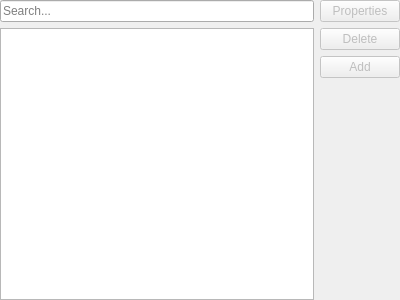
Qt form src/modules/windows/cookies/CookiesContentsWidget.ui (OtterBrowser/otter-browser) before a commit.
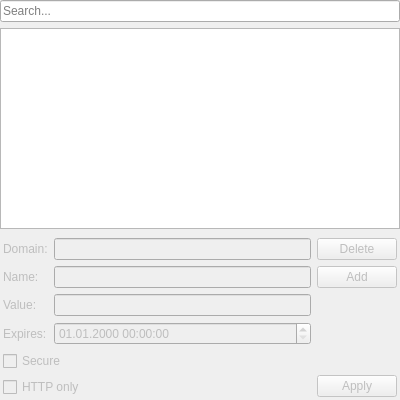
The same form after that commit.

Commit message: Redo cookies manager

```diff
--- a/src/modules/windows/cookies/CookiesContentsWidget.ui
+++ b/src/modules/windows/cookies/CookiesContentsWidget.ui
@@ -7,15 +7,22 @@
     <x>0</x>
     <y>0</y>
     <width>400</width>
-    <height>300</height>
+    <height>400</height>
    </rect>
   </property>
-  <layout class="QHBoxLayout" name="horizontalLayout_2">
-   <property name="margin">
+  <layout class="QVBoxLayout" name="verticalLayout" stretch="0,1,0">
+   <property name="leftMargin">
     <number>0</number>
    </property>
-   <item>
-    <layout class="QVBoxLayout" name="viewlLayout">
+   <property name="topMargin">
+    <number>0</number>
+   </property>
+   <property name="rightMargin">
+    <number>0</number>
+   </property>
+   <property name="bottomMargin">
+    <number>0</number>
+   </property>
      <item>
       <widget class="QLineEdit" name="filterLineEdit">
        <property name="placeholderText">
@@ -39,20 +46,143 @@
        </attribute>
       </widget>
      </item>
-    </layout>
-   </item>
    <item>
-    <layout class="QVBoxLayout" name="buttonsLayout" stretch="0,0,0,1">
+    <widget class="QWidget" name="detailsWidget" native="true">
+     <layout class="QHBoxLayout" name="detailsLayout">
+      <property name="leftMargin">
+       <number>3</number>
+      </property>
+      <property name="topMargin">
+       <number>3</number>
+      </property>
+      <property name="rightMargin">
+       <number>3</number>
+      </property>
+      <property name="bottomMargin">
+       <number>3</number>
+      </property>
      <item>
-      <widget class="QPushButton" name="propertiesButton">
+       <widget class="QWidget" name="formWidget" native="true">
        <property name="enabled">
         <bool>false</bool>
        </property>
+        <property name="sizePolicy">
+         <sizepolicy hsizetype="Expanding" vsizetype="Preferred">
+          <horstretch>0</horstretch>
+          <verstretch>0</verstretch>
+         </sizepolicy>
+        </property>
+        <layout class="QVBoxLayout" name="verticalLayout_2">
+         <property name="leftMargin">
+          <number>0</number>
+         </property>
+         <property name="topMargin">
+          <number>0</number>
+         </property>
+         <property name="rightMargin">
+          <number>0</number>
+         </property>
+         <property name="bottomMargin">
+          <number>0</number>
+         </property>
+         <item>
+          <layout class="QFormLayout" name="formLayout">
+           <property name="fieldGrowthPolicy">
+            <enum>QFormLayout::AllNonFixedFieldsGrow</enum>
+           </property>
+           <item row="0" column="0">
+            <widget class="QLabel" name="domainLabel">
        <property name="text">
-        <string>Properties</string>
-       </property>
-      </widget>
-     </item>
+              <string>Domain:</string>
+             </property>
+             <property name="textInteractionFlags">
+              <set>Qt::NoTextInteraction</set>
+             </property>
+             <property name="buddy">
+              <cstring>domainLineEdit</cstring>
+             </property>
+            </widget>
+           </item>
+           <item row="1" column="0">
+            <widget class="QLabel" name="nameLabel">
+             <property name="text">
+              <string>Name:</string>
+             </property>
+             <property name="textInteractionFlags">
+              <set>Qt::NoTextInteraction</set>
+             </property>
+             <property name="buddy">
+              <cstring>nameLineEdit</cstring>
+             </property>
+            </widget>
+           </item>
+           <item row="2" column="0">
+            <widget class="QLabel" name="valueLabel">
+             <property name="text">
+              <string>Value:</string>
+             </property>
+             <property name="buddy">
+              <cstring>valueLineEdit</cstring>
+             </property>
+            </widget>
+           </item>
+           <item row="2" column="1">
+            <widget class="QLineEdit" name="valueLineEdit"/>
+           </item>
+           <item row="3" column="0">
+            <widget class="QLabel" name="expiresLabel">
+             <property name="text">
+              <string>Expires:</string>
+             </property>
+             <property name="textInteractionFlags">
+              <set>Qt::NoTextInteraction</set>
+             </property>
+             <property name="buddy">
+              <cstring>expiresDateTimeEdit</cstring>
+             </property>
+            </widget>
+           </item>
+           <item row="3" column="1">
+            <widget class="QDateTimeEdit" name="expiresDateTimeEdit">
+             <property name="displayFormat">
+              <string>dd.MM.yyyy HH:mm:ss</string>
+             </property>
+            </widget>
+           </item>
+           <item row="1" column="1">
+            <widget class="QLineEdit" name="nameLineEdit"/>
+           </item>
+           <item row="0" column="1">
+            <widget class="QLineEdit" name="domainLineEdit">
+             <property name="contextMenuPolicy">
+              <enum>Qt::NoContextMenu</enum>
+             </property>
+             <property name="readOnly">
+              <bool>true</bool>
+             </property>
+            </widget>
+           </item>
+          </layout>
+         </item>
+         <item>
+          <widget class="QCheckBox" name="secureCheckBox">
+           <property name="text">
+            <string>Secure</string>
+           </property>
+          </widget>
+         </item>
+         <item>
+          <widget class="QCheckBox" name="httpOnlyCheckBox">
+           <property name="text">
+            <string>HTTP only</string>
+           </property>
+          </widget>
+         </item>
+        </layout>
+       </widget>
+      </item>
+      <item>
+       <layout class="QVBoxLayout" name="actionsLayout">
      <item>
       <widget class="QPushButton" name="deleteButton">
        <property name="enabled">
@@ -80,16 +210,42 @@
        </property>
        <property name="sizeHint" stdset="0">
         <size>
-         <width>0</width>
-         <height>0</height>
+            <width>20</width>
+            <height>40</height>
         </size>
        </property>
       </spacer>
      </item>
+        <item>
+         <widget class="QPushButton" name="applyButton">
+          <property name="enabled">
+           <bool>false</bool>
+          </property>
+          <property name="text">
+           <string>Apply</string>
+          </property>
+         </widget>
+        </item>
     </layout>
    </item>
   </layout>
  </widget>
+   </item>
+  </layout>
+ </widget>
+ <tabstops>
+  <tabstop>filterLineEdit</tabstop>
+  <tabstop>cookiesView</tabstop>
+  <tabstop>domainLineEdit</tabstop>
+  <tabstop>nameLineEdit</tabstop>
+  <tabstop>valueLineEdit</tabstop>
+  <tabstop>expiresDateTimeEdit</tabstop>
+  <tabstop>secureCheckBox</tabstop>
+  <tabstop>httpOnlyCheckBox</tabstop>
+  <tabstop>deleteButton</tabstop>
+  <tabstop>addButton</tabstop>
+  <tabstop>applyButton</tabstop>
+ </tabstops>
  <resources/>
  <connections/>
 </ui>
```
Left out of the diff: 5 changed lines with no effect on the pictures. Lines whose indentation alone changed are shown as unchanged. The commit also changes 10 other files.
